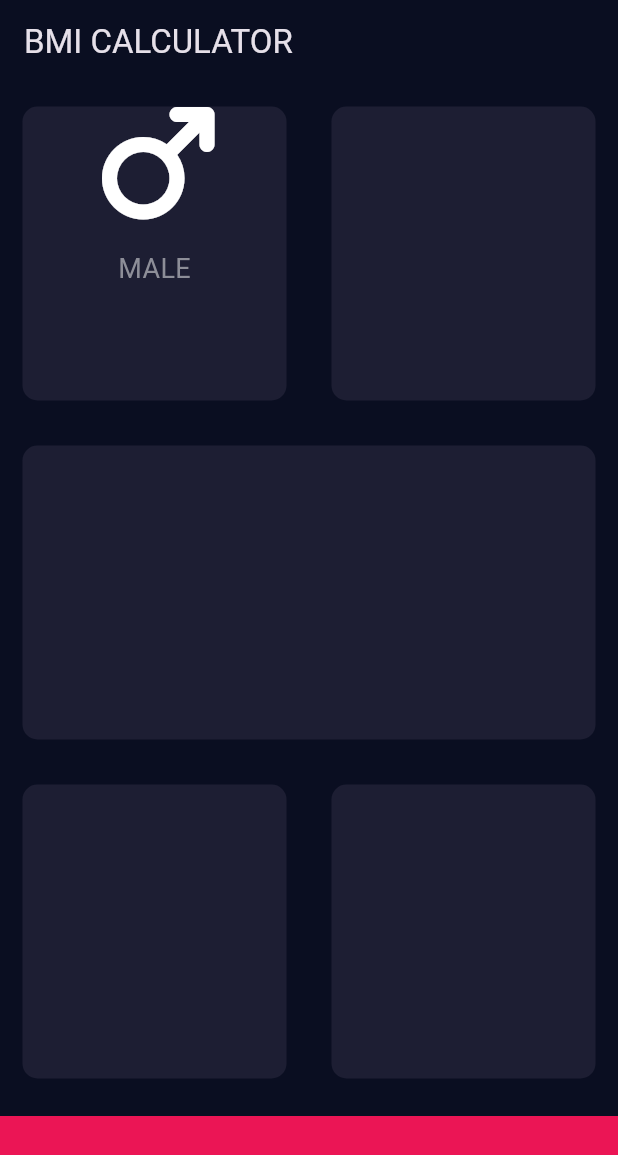
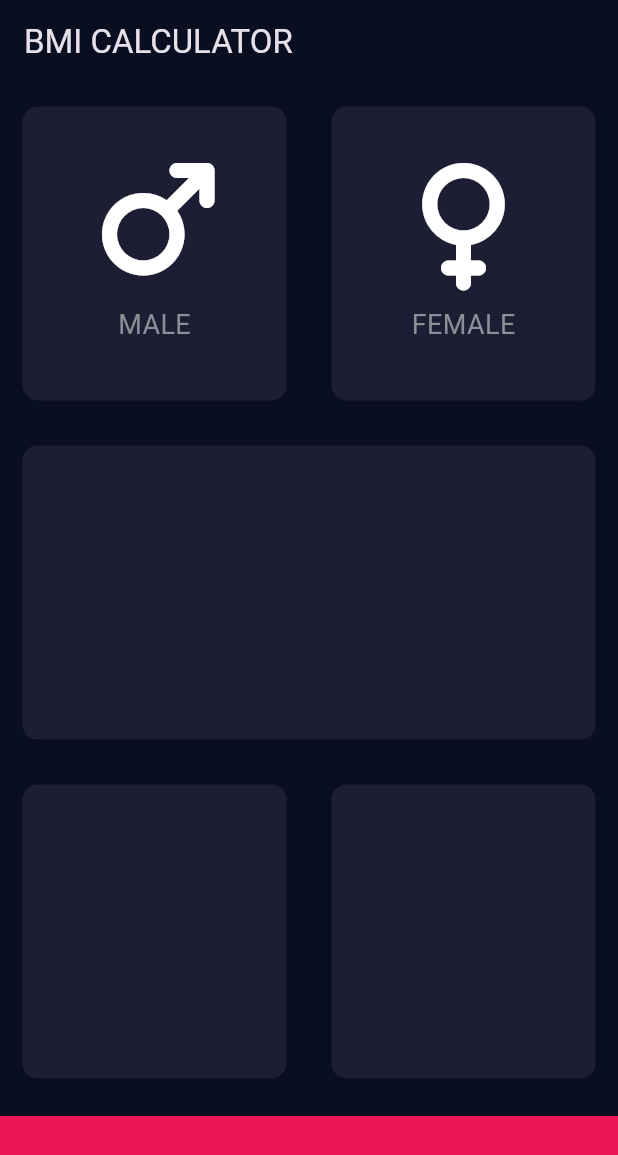
Before and after one commit to Yoni-Berihun/BMI-calculator-app, a Flutter app: the screen it shows after launch, on a phone screen of 412 x 824 dp. Shown: the top 1155 px of the screen. Run offline on Flutter 3.47's test engine with Material 3 defaults, Android fonts, the phone set to English and light mode, and no system bars; our stand-ins replace font_awesome_flutter.

Commit message:
refactored widgets to make the code efficient and the code reusable Gracefully

```diff
--- /dev/null
+++ b/lib/icon_content.dart
@@ -0,0 +1,28 @@
+import 'package:flutter/material.dart';
+class IconContent extends StatelessWidget {
+  final IconData myIcon;
+  final String myText;
+
+  IconContent({required this.myIcon, required this.myText});
+  @override
+  Widget build(BuildContext context) {
+    return Column(
+      mainAxisAlignment: MainAxisAlignment.center,
+      children: [
+        Icon(
+          myIcon,
+          size: 80.0,
+          color: Colors.white,
+        ),
+        const SizedBox(height: 15.0),
+        Text(
+          myText,
+          style: const TextStyle(
+            fontSize: 18.0,
+            color: Color(0xFF8D8E98),
+          ),
+        ),
+      ],
+    );
+  }
+}
--- a/lib/input_page.dart
+++ b/lib/input_page.dart
@@ -1,6 +1,10 @@
 import 'package:flutter/material.dart';
+import 'reusable_card.dart';
+import 'icon_content.dart';
 import 'package:font_awesome_flutter/font_awesome_flutter.dart';
-const chosenColor= Color(0xFF1D1E33);
+
+const chosenColor = Color(0xFF1D1E33);
+
 class InputPage extends StatefulWidget {
   @override
   _InputPageState createState() => _InputPageState();
@@ -11,7 +15,7 @@ class _InputPageState extends State<InputPage> {
   Widget build(BuildContext context) {
     return Scaffold(
       appBar: AppBar(
-        title: Text('BMI CALCULATOR'),
+        title: const Text('BMI CALCULATOR'),
       ),
       body: Column(
         children: [
@@ -21,26 +25,20 @@ class _InputPageState extends State<InputPage> {
               children: [
                 Expanded(
                   child: ReusableCard(
-                    colour:chosenColor,
-                    cardChild:Column(
-                      children:[
-                        Icon(
-                          FontAwesomeIcons.mars,
-                          size:80.0,
-                        ),
-                        SizedBox(
-                          height:15.0,
-                        ),
-                        Text('MALE',
-                        style:TextStyle(fontSize:18.0,color:Color(0xFF8D8E98)),
-                        ),
-                      ],
-                    )
+                    colour: chosenColor,
+                    cardChild:  IconContent(
+                      myIcon: FontAwesomeIcons.mars,
+                      myText: 'MALE',
+                    ),
                   ),
                 ),
                 Expanded(
                   child: ReusableCard(
-                    colour:chosenColor
+                    colour: chosenColor,
+                    cardChild:  IconContent(
+                      myIcon: FontAwesomeIcons.venus,
+                      myText: 'FEMALE',
+                    ),
                   ),
                 ),
               ],
@@ -50,8 +48,8 @@ class _InputPageState extends State<InputPage> {
           // Second Row — One Full-Width Card
           Expanded(
             child: ReusableCard(
-                    colour:chosenColor
-                  ),
+              colour: chosenColor,
+            ),
           ),
 
           // Third Row — Two Cards
@@ -60,47 +58,27 @@ class _InputPageState extends State<InputPage> {
               children: [
                 Expanded(
                   child: ReusableCard(
-                    colour:chosenColor,
+                    colour: chosenColor,
                   ),
                 ),
                 Expanded(
                   child: ReusableCard(
-                    colour:chosenColor,
-                  )
+                    colour: chosenColor,
+                  ),
                 ),
               ],
             ),
           ),
+
+          // Bottom Container
           Container(
-            color:Color(0XFFEB1555),
-            margin:EdgeInsets.only(top:10.0),
-            width:double.infinity,
-            height:80.0,
+            color: const Color(0XFFEB1555),
+            margin: const EdgeInsets.only(top: 10.0),
+            width: double.infinity,
+            height: 80.0,
           ),
         ],
       ),
-
-
     );
   }
 }
- class ReusableCard extends StatelessWidget
- {
-   final Color colour;
-   final Widget? cardChild;
-  ReusableCard({required this.colour, this.cardChild });
-   @override
-   Widget build(BuildContext context)
-   {
-    return Container(
-      child :cardChild,
-      margin: EdgeInsets.all(15.0),
-      decoration:BoxDecoration(
-        color:colour,
-        borderRadius:BorderRadius.circular(10.0),
-
-      ),
-    );
-   }
-
- }
--- /dev/null
+++ b/lib/reusable_card.dart
@@ -0,0 +1,24 @@
+import 'package:flutter/material.dart';
+
+class ReusableCard extends StatelessWidget {
+  final Color colour;
+  final Widget? cardChild;
+
+  const ReusableCard({
+    Key? key,
+    required this.colour,
+    this.cardChild,
+  }) : super(key: key);
+
+  @override
+  Widget build(BuildContext context) {
+    return Container(
+      child: cardChild,
+      margin: const EdgeInsets.all(15.0),
+      decoration: BoxDecoration(
+        color: colour,
+        borderRadius: BorderRadius.circular(10.0),
+      ),
+    );
+  }
+}
```
